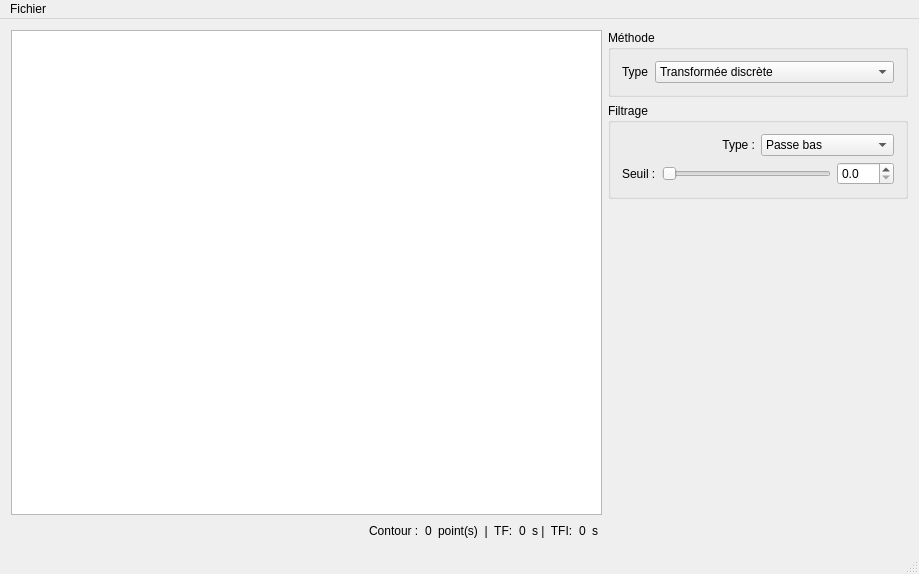
The window that EdgeFourierTransform/MainWindow.ui (joelrandria/maths_tp2_final) describes before a commit, drawn with Qt 5.
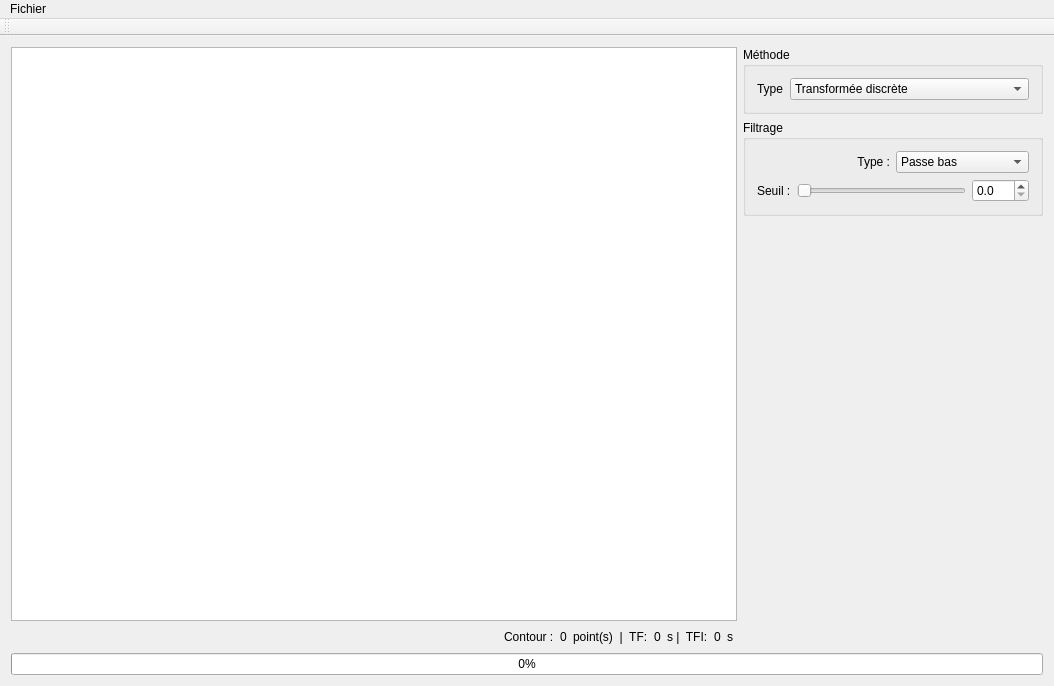
The same window after the commit. Custom widgets are drawn as their Qt base class.

The edit to the form file:
```diff
--- a/EdgeFourierTransform/MainWindow.ui
+++ b/EdgeFourierTransform/MainWindow.ui
@@ -6,8 +6,8 @@
    <rect>
     <x>0</x>
     <y>0</y>
-    <width>919</width>
-    <height>574</height>
+    <width>1054</width>
+    <height>686</height>
    </rect>
   </property>
   <property name="windowTitle">
@@ -155,7 +155,7 @@
       <property name="sizeHint" stdset="0">
        <size>
         <width>20</width>
-        <height>301</height>
+        <height>390</height>
        </size>
       </property>
      </spacer>
@@ -167,7 +167,7 @@
       </property>
       <property name="sizeHint" stdset="0">
        <size>
-        <width>449</width>
+        <width>447</width>
         <height>20</height>
        </size>
       </property>
@@ -222,6 +222,19 @@
       </property>
      </widget>
     </item>
+    <item row="4" column="0" colspan="9">
+     <widget class="QProgressBar" name="progressBar">
+      <property name="sizePolicy">
+       <sizepolicy hsizetype="Minimum" vsizetype="Minimum">
+        <horstretch>0</horstretch>
+        <verstretch>0</verstretch>
+       </sizepolicy>
+      </property>
+      <property name="value">
+       <number>0</number>
+      </property>
+     </widget>
+    </item>
    </layout>
   </widget>
   <widget class="QMenuBar" name="menuBar">
@@ -229,7 +242,7 @@
     <rect>
      <x>0</x>
      <y>0</y>
-     <width>919</width>
+     <width>1054</width>
      <height>25</height>
     </rect>
    </property>
@@ -242,7 +255,17 @@
    </widget>
    <addaction name="menuFichier"/>
   </widget>
-  <widget class="QStatusBar" name="statusBar"/>
+  <widget class="QToolBar" name="toolBar">
+   <property name="windowTitle">
+    <string>toolBar</string>
+   </property>
+   <attribute name="toolBarArea">
+    <enum>TopToolBarArea</enum>
+   </attribute>
+   <attribute name="toolBarBreak">
+    <bool>false</bool>
+   </attribute>
+  </widget>
   <action name="actionCloseApplication">
    <property name="text">
     <string>Quitter</string>
```
